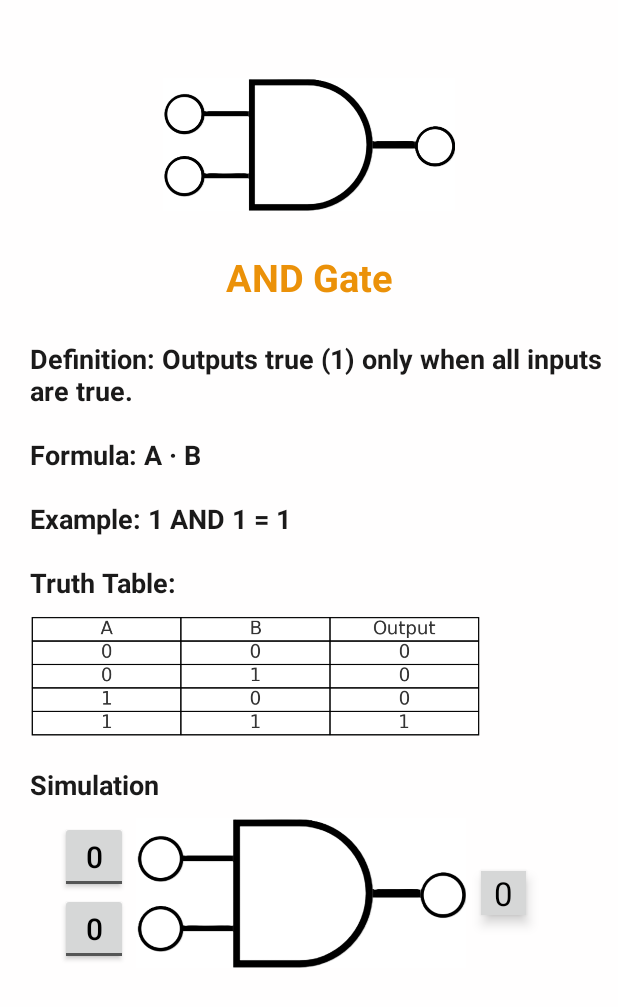
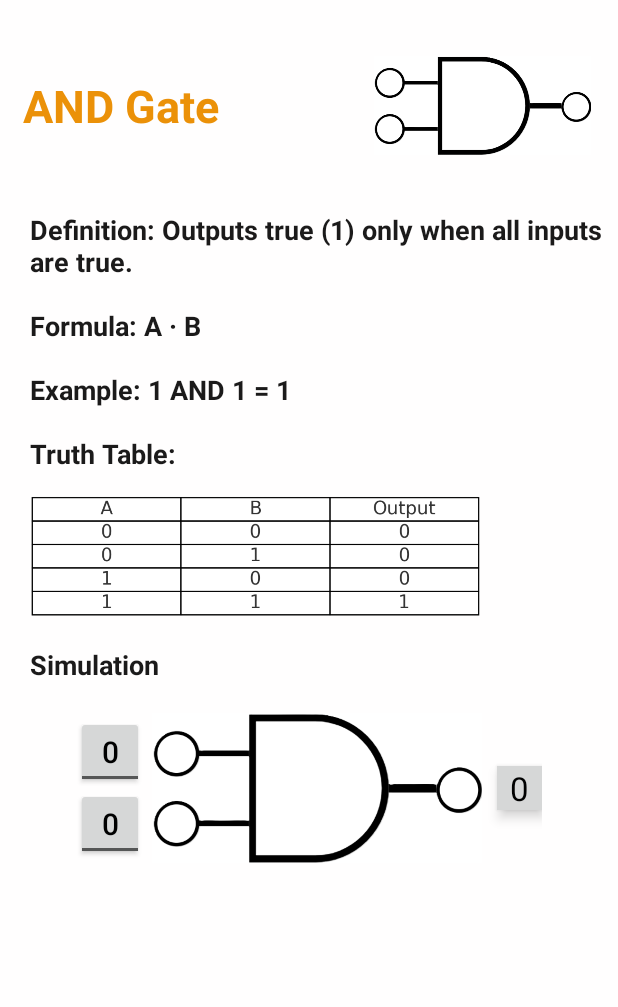
Before and after one commit to Nikhil-K09/logic-gates-app, an Android app: the screen it shows after launch (DetailActivity), after a tap on "AND Gate", on a phone screen of 412 x 824 dp. Shown: the top 1007 px of the screen. Run offline under Robolectric (Android 15) with nearby library versions, the phone set to English and light mode, and no system bars.

Commit message:
version 1.3

```diff
--- a/app/src/main/res/layout/activity_detail.xml
+++ b/app/src/main/res/layout/activity_detail.xml
@@ -8,29 +8,38 @@
     android:orientation="vertical"
     style="@style/SCREEN"
     tools:context=".DetailActivity">
+    <LinearLayout
+        android:layout_width="match_parent"
+        android:layout_height="wrap_content"
+        android:orientation="horizontal"
+        android:layout_marginTop="35dp"
+        android:layout_marginHorizontal="15dp">
+        <TextView
+            android:id="@+id/title"
+            android:layout_width="wrap_content"
+            android:layout_height="match_parent"
+            style="@style/TEXT"
+            android:textColor="@color/orange"
+            android:layout_gravity="left"
+            android:gravity="center_vertical"
+            android:text="@string/title_place_holder"
+            android:textSize="30sp"
+            android:lines="2"
+            android:layout_weight="2"
+            android:textStyle="bold"/>
         <ImageView
             android:id="@+id/cover"
             android:src="@drawable/and"
             android:adjustViewBounds="true"
-        android:layout_gravity="center"
-        android:layout_marginTop="50dp"
+            android:layout_gravity="right"
+            android:gravity="center_vertical"
             style="@style/IMAGEBG"
             android:padding="2dp"
             android:contentDescription="@string/cover"
-        android:layout_width="200dp"
+            android:layout_width="150dp"
             android:layout_height="wrap_content"/>
-    <TextView
-        android:id="@+id/title"
-        android:layout_width="match_parent"
-        android:layout_height="wrap_content"
-        android:layout_marginTop="10dp"
-        android:gravity="center"
-        style="@style/TEXT"
-        android:textColor="@color/orange"
-        android:text="@string/title_place_holder"
-        android:textSize="25sp"
-        android:lines="2"
-        android:textStyle="bold"/>
+
+    </LinearLayout>
     <TextView
         android:id="@+id/description"
         android:layout_width="match_parent"
@@ -40,14 +49,14 @@
         style="@style/DESCRIPTION"
         android:text="@string/title_place_holder"
         android:textSize="18sp"
-        android:layout_marginTop="10dp"
+        android:layout_marginTop="35dp"
         android:textStyle="bold"/>
     <ImageView
         android:id="@+id/truth_table"
         android:src="@drawable/and_truth_table"
         android:layout_width="300dp"
         android:layout_height="wrap_content"
-        android:layout_marginTop="10dp"
+        android:layout_marginTop="16dp"
         android:gravity="left"
         android:layout_marginLeft="20dp"
         android:contentDescription="@string/truth_table"
@@ -66,16 +75,15 @@
 
     <!--for SIMULATION-->
     <LinearLayout
-        android:layout_width="match_parent"
+        android:layout_width="wrap_content"
         android:layout_height="100dp"
         android:orientation="horizontal"
-        android:layout_marginTop="10dp"
-        android:layout_marginLeft="20dp">
+        android:layout_gravity="center_horizontal"
+        android:layout_margin="20dp">
         <LinearLayout
             android:layout_width="wrap_content"
             android:layout_height="wrap_content"
             android:orientation="vertical"
-            android:layout_marginLeft="20dp"
             android:layout_gravity="center_vertical">
 
             <ToggleButton
```
Lines whose indentation alone changed are shown as unchanged.
